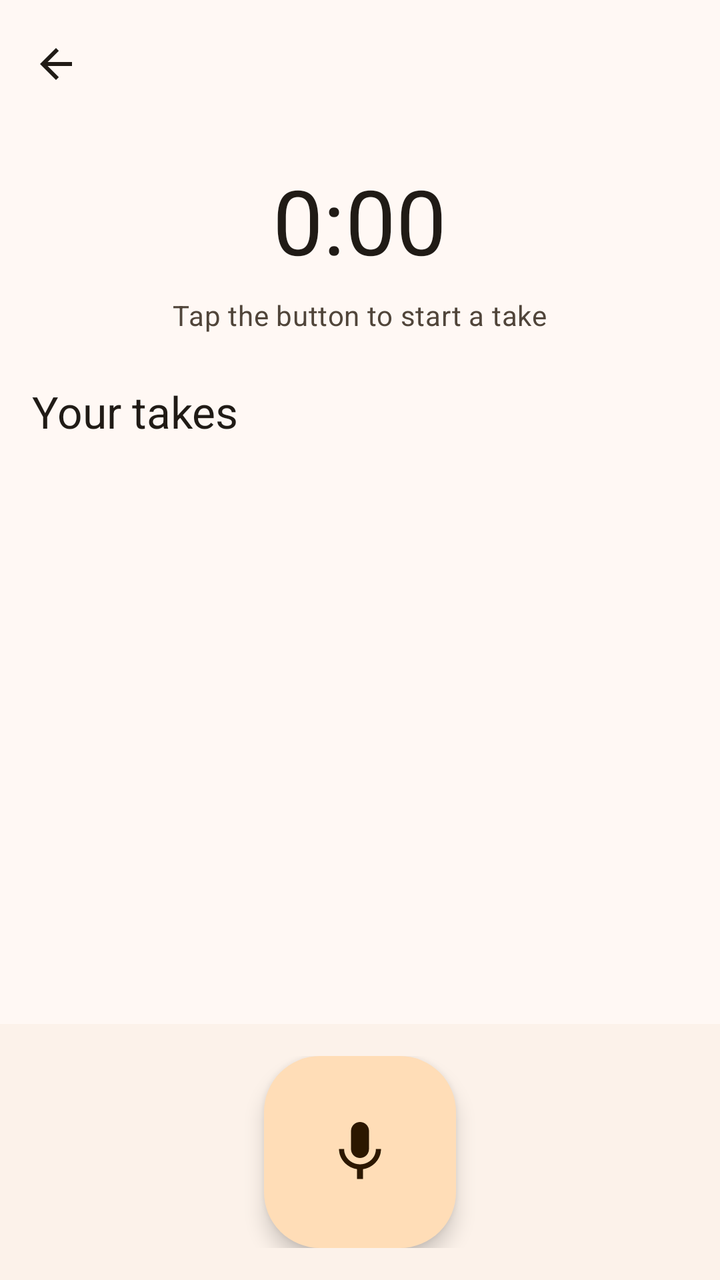
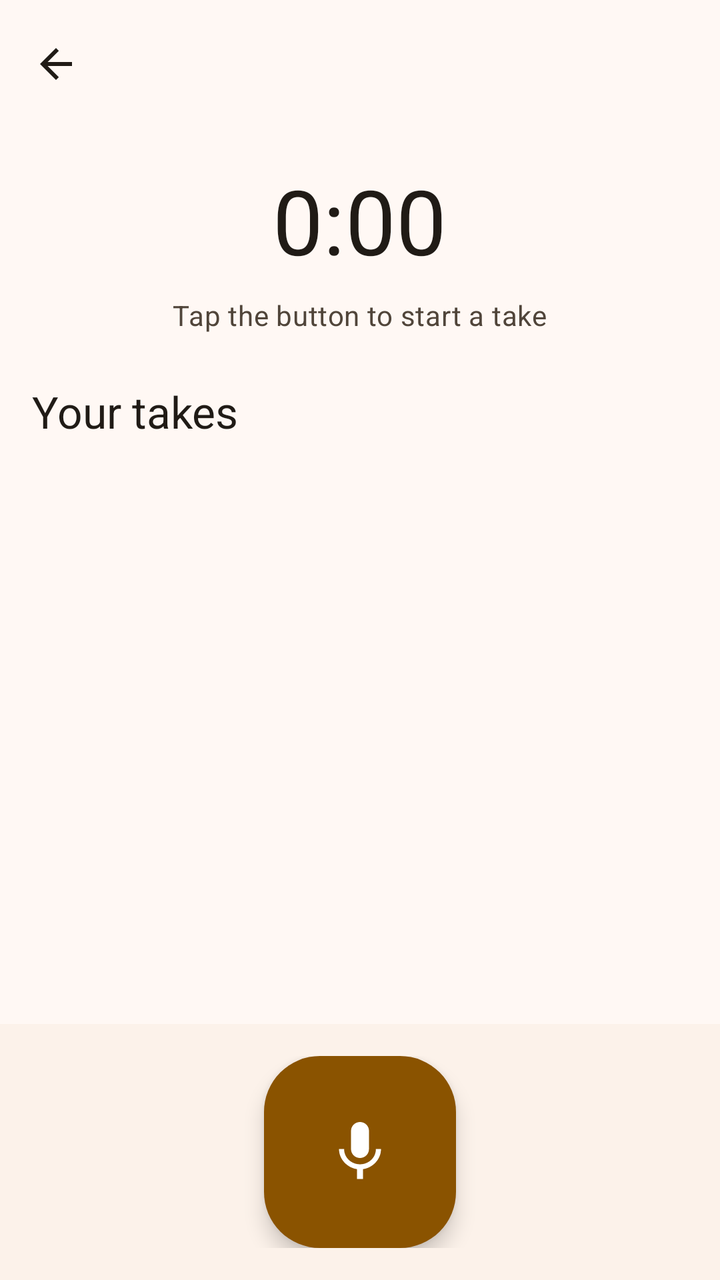

Screens rendered from an Android XML layout before and after an edit, with the pre-edit source and the edit as a unified diff.
<!-- AndroidManifest.xml: application theme Theme.WaveFret -->
<!-- res/layout/activity_recorder.xml -->
<?xml version="1.0" encoding="utf-8"?>
<LinearLayout xmlns:android="http://schemas.android.com/apk/res/android"
    xmlns:app="http://schemas.android.com/apk/res-auto"
    xmlns:tools="http://schemas.android.com/tools"
    android:id="@+id/recorderRoot"
    android:layout_width="match_parent"
    android:layout_height="match_parent"
    android:orientation="vertical"
    tools:context=".recording.RecorderActivity">

    <include layout="@layout/include_top_app_bar" />

    <LinearLayout
        android:layout_width="match_parent"
        android:layout_height="wrap_content"
        android:gravity="center_horizontal"
        android:orientation="vertical"
        android:paddingHorizontal="@dimen/screen_gutter"
        android:paddingTop="@dimen/space_m"
        android:paddingBottom="@dimen/space_l">

        <TextView
            android:id="@+id/recorderTimerTextView"
            android:layout_width="wrap_content"
            android:layout_height="wrap_content"
            android:accessibilityLiveRegion="none"
            android:text="@string/recorder_timer_zero"
            android:textAppearance="@style/TextAppearance.WaveFret.Display"
            android:textColor="?attr/colorOnSurface" />

        <TextView
            android:id="@+id/recorderStatusTextView"
            style="@style/Widget.WaveFret.SecondaryText"
            android:layout_width="wrap_content"
            android:layout_height="wrap_content"
            android:layout_marginTop="@dimen/space_s"
            android:accessibilityLiveRegion="polite"
            android:text="@string/recorder_status_idle" />
    </LinearLayout>

    <TextView
        style="@style/Widget.WaveFret.SectionHeader"
        android:layout_width="wrap_content"
        android:layout_height="wrap_content"
        android:layout_marginHorizontal="@dimen/screen_gutter"
        android:text="@string/recorder_takes_heading" />

    <FrameLayout
        android:layout_width="match_parent"
        android:layout_height="0dp"
        android:layout_weight="1">

        <androidx.recyclerview.widget.RecyclerView
            android:id="@+id/recorderTakesRecyclerView"
            android:layout_width="match_parent"
            android:layout_height="match_parent"
            android:clipToPadding="false"
            android:paddingHorizontal="@dimen/screen_gutter"
            android:paddingTop="@dimen/space_s"
            android:paddingBottom="@dimen/space_m" />

        <LinearLayout
            android:id="@+id/recorderEmptyState"
            android:layout_width="match_parent"
            android:layout_height="wrap_content"
            android:layout_gravity="center"
            android:gravity="center_horizontal"
            android:orientation="vertical"
            android:padding="@dimen/space_xl"
            android:visibility="gone"
            tools:visibility="visible">

            <ImageView
                android:layout_width="64dp"
                android:layout_height="64dp"
                android:background="@drawable/bg_icon_badge"
                android:importantForAccessibility="no"
                android:padding="@dimen/space_m"
                android:src="@drawable/ic_music_note"
                app:tint="?attr/colorOnPrimaryContainer" />

            <TextView
                android:layout_width="wrap_content"
                android:layout_height="wrap_content"
                android:layout_marginTop="@dimen/space_m"
                android:text="@string/recorder_empty_title"
                android:textAppearance="@style/TextAppearance.WaveFret.Body"
                android:textColor="?attr/colorOnSurface"
                android:textStyle="bold" />

            <TextView
                style="@style/Widget.WaveFret.SecondaryText"
                android:layout_width="wrap_content"
                android:layout_height="wrap_content"
                android:layout_marginTop="@dimen/space_xs"
                android:gravity="center"
                android:text="@string/recorder_empty_body" />
        </LinearLayout>
    </FrameLayout>

    <FrameLayout
        android:id="@+id/recorderBottomBar"
        android:layout_width="match_parent"
        android:layout_height="wrap_content"
        android:background="?attr/colorSurfaceContainerLow"
        android:paddingTop="@dimen/space_m"
        android:paddingBottom="@dimen/space_m">

        <com.google.android.material.floatingactionbutton.FloatingActionButton
            android:id="@+id/recorderToggleButton"
            style="?attr/floatingActionButtonLargePrimaryStyle"
            android:layout_width="wrap_content"
            android:layout_height="wrap_content"
            android:layout_gravity="center"
            android:contentDescription="@string/recorder_start_description"
            app:srcCompat="@drawable/ic_mic" />
    </FrameLayout>
</LinearLayout>
<!-- res/layout/include_top_app_bar.xml (included above) -->
<?xml version="1.0" encoding="utf-8"?>
<com.google.android.material.appbar.MaterialToolbar xmlns:android="http://schemas.android.com/apk/res/android"
    xmlns:app="http://schemas.android.com/apk/res-auto"
    android:id="@+id/topAppBar"
    android:layout_width="match_parent"
    android:layout_height="wrap_content"
    android:minHeight="?attr/actionBarSize"
    app:navigationContentDescription="@string/navigate_up"
    app:navigationIcon="@drawable/ic_arrow_back"
    app:navigationIconTint="?attr/colorOnSurface" />
<!-- resources referenced by this layout -->
<resources>
  <dimen name="screen_gutter">16dp</dimen>
  <dimen name="space_l">24dp</dimen>
  <dimen name="space_m">16dp</dimen>
  <dimen name="space_s">8dp</dimen>
  <dimen name="space_xl">32dp</dimen>
  <dimen name="space_xs">4dp</dimen>
  <!-- drawable bg_icon_badge (drawable) -->
  <?xml version="1.0" encoding="utf-8"?>
  <shape xmlns:android="http://schemas.android.com/apk/res/android" android:shape="rectangle">
      <solid android:color="?attr/colorPrimaryContainer" />
      <corners android:radius="12dp" />
  </shape>
  <!-- drawable ic_arrow_back (drawable) -->
  <vector xmlns:android="http://schemas.android.com/apk/res/android"
      android:width="24dp"
      android:height="24dp"
      android:viewportWidth="24"
      android:viewportHeight="24"
      android:tint="?attr/colorControlNormal">
      <path
          android:fillColor="@android:color/white"
          android:pathData="M20,11H7.83l5.59,-5.59L12,4l-8,8 8,8 1.41,-1.41L7.83,13H20v-2z" />
  </vector>
  <string name="navigate_up">Back</string>
  <string name="recorder_empty_body">Record yourself playing to hear how you really sound.</string>
  <string name="recorder_empty_title">No takes yet</string>
  <string name="recorder_start_description">Start recording</string>
  <string name="recorder_status_idle">Tap the button to start a take</string>
  <string name="recorder_takes_heading">Your takes</string>
  <string name="recorder_timer_zero" translatable="false">0:00</string>
  <style name="TextAppearance.WaveFret.Body" parent="TextAppearance.Material3.BodyMedium" />
  <style name="TextAppearance.WaveFret.Display" parent="TextAppearance.Material3.DisplayMedium">
          <item name="android:fontFeatureSettings">tnum</item>
      </style>
  <style name="Widget.WaveFret.SecondaryText" parent="">
          <item name="android:textAppearance">@style/TextAppearance.WaveFret.Body</item>
          <item name="android:textColor">?attr/colorOnSurfaceVariant</item>
      </style>
  <style name="Widget.WaveFret.SectionHeader" parent="">
          <item name="android:textAppearance">@style/TextAppearance.WaveFret.Title</item>
          <item name="android:textColor">?attr/colorOnSurface</item>
      </style>
  <style name="Theme.WaveFret" parent="Base.Theme.WaveFret" />
  <style name="TextAppearance.WaveFret.Title" parent="TextAppearance.Material3.TitleLarge" />
  <color name="wf_primary">#8A5300</color>
  <color name="wf_on_primary">#FFFFFF</color>
  <color name="wf_primary_container">#FFDDB7</color>
  <color name="wf_on_primary_container">#2C1700</color>
  <color name="wf_secondary">#00696B</color>
  <color name="wf_on_secondary">#FFFFFF</color>
  <color name="wf_secondary_container">#9CF1F2</color>
  <color name="wf_on_secondary_container">#002020</color>
  <color name="wf_error">#BA1A1A</color>
  <color name="wf_on_error">#FFFFFF</color>
  <color name="wf_error_container">#FFDAD6</color>
  <color name="wf_on_error_container">#410002</color>
  <color name="wf_surface">#FFF8F4</color>
  <color name="wf_on_surface">#201B16</color>
  <color name="wf_on_surface_variant">#50453A</color>
  <color name="wf_outline">#827568</color>
  <color name="wf_outline_variant">#D4C4B5</color>
  <color name="wf_surface_container_lowest">#FFFFFF</color>
  <color name="wf_surface_container_low">#FCF2EA</color>
  <color name="wf_surface_container">#F6ECE4</color>
  <color name="wf_surface_container_high">#F0E6DE</color>
  <color name="wf_surface_container_highest">#EBE1D9</color>
  <style name="Widget.WaveFret.Card" parent="Widget.Material3.CardView.Filled">
          <item name="cardBackgroundColor">?attr/colorSurfaceContainer</item>
          <item name="shapeAppearance">@style/ShapeAppearance.Material3.Corner.Large</item>
      </style>
  <!-- unchanged entries left out for length: 3 -->
</resources>

<!-- the commit's change to res/layout/activity_recorder.xml (unified diff, before → after) -->
@@ -39,6 +39,7 @@
     </LinearLayout>
 
     <TextView
+        android:id="@+id/recorderTakesHeading"
         style="@style/Widget.WaveFret.SectionHeader"
         android:layout_width="wrap_content"
         android:layout_height="wrap_content"
@@ -113,6 +114,8 @@
             android:layout_height="wrap_content"
             android:layout_gravity="center"
             android:contentDescription="@string/recorder_start_description"
+            app:backgroundTint="?attr/colorPrimary"
+            app:tint="?attr/colorOnPrimary"
             app:srcCompat="@drawable/ic_mic" />
     </FrameLayout>
 </LinearLayout>
<!-- resource entries referenced after the edit -->
@@ -50,8 +50,8 @@
   <color name="wf_on_primary_container">#2C1700</color>
   <color name="wf_secondary">#00696B</color>
   <color name="wf_on_secondary">#FFFFFF</color>
-  <color name="wf_secondary_container">#9CF1F2</color>
-  <color name="wf_on_secondary_container">#002020</color>
+  <color name="wf_secondary_container">#CCE8E7</color>
+  <color name="wf_on_secondary_container">#051F1F</color>
   <color name="wf_error">#BA1A1A</color>
   <color name="wf_on_error">#FFFFFF</color>
   <color name="wf_error_container">#FFDAD6</color>
